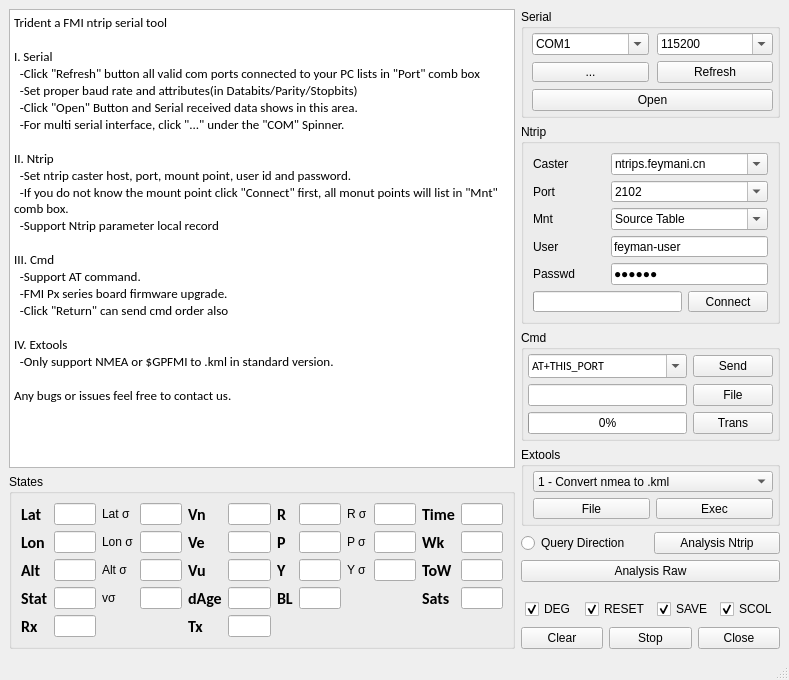
This is gui/mainwindow.ui in linlintaotao/trident3.0 as Qt 5 draws it before an edit. The edited form follows.
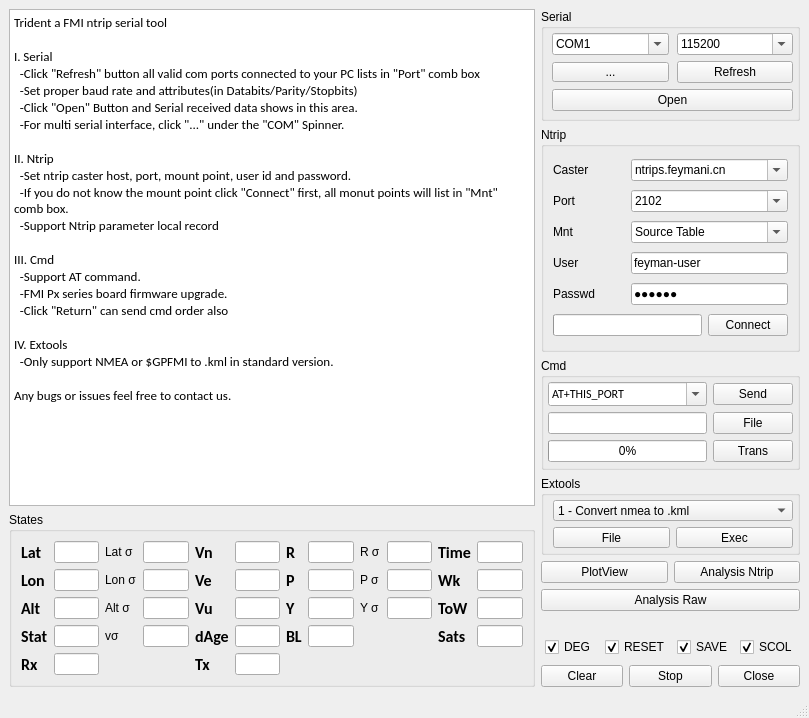
This is the edited form.

What changed in the file:
```diff
--- a/gui/mainwindow.ui
+++ b/gui/mainwindow.ui
@@ -9,8 +9,8 @@
    <rect>
     <x>0</x>
     <y>0</y>
-    <width>789</width>
-    <height>677</height>
+    <width>809</width>
+    <height>718</height>
    </rect>
   </property>
   <widget class="QWidget" name="centralwidget">
@@ -1389,9 +1389,9 @@
         <item>
          <layout class="QHBoxLayout" name="horizontalLayout_3">
           <item>
-           <widget class="QRadioButton" name="queryDirection">
+           <widget class="QPushButton" name="queryDirection">
             <property name="text">
-             <string>Query Direction</string>
+             <string>PlotView</string>
             </property>
            </widget>
           </item>
```
